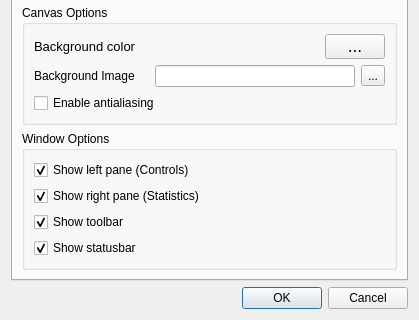
Above: src/forms/settingsdialog.ui from socnetv/app before the change; both pictures show x 0 to 419 and y 288 to 608 of the 419 by 608 pixel window. Below: the same form after it.
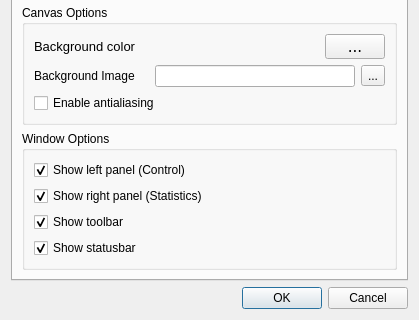
That is the form after the change. Icons and pictures are not drawn.

Commit message: fixed scene resize on window resize

Patch:
```diff
--- a/src/forms/settingsdialog.ui
+++ b/src/forms/settingsdialog.ui
@@ -295,7 +295,7 @@
              <enum>Qt::LeftToRight</enum>
             </property>
             <property name="text">
-             <string>Show left pane (Controls)</string>
+             <string>Show left panel (Control)</string>
             </property>
             <property name="checked">
              <bool>true</bool>
@@ -314,7 +314,7 @@
              <enum>Qt::LeftToRight</enum>
             </property>
             <property name="text">
-             <string>Show right pane (Statistics)</string>
+             <string>Show right panel (Statistics)</string>
             </property>
             <property name="checked">
              <bool>true</bool>
```
Left out of the diff: 4 changed lines with no effect on the pictures. The commit also changes 5 other files.
